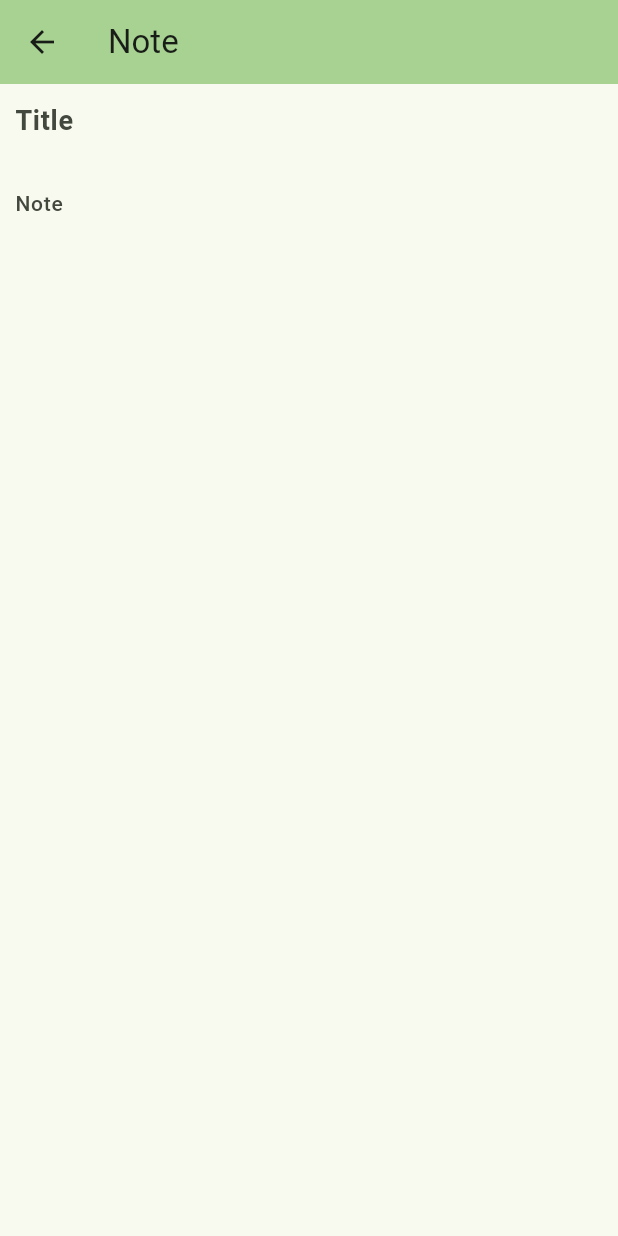
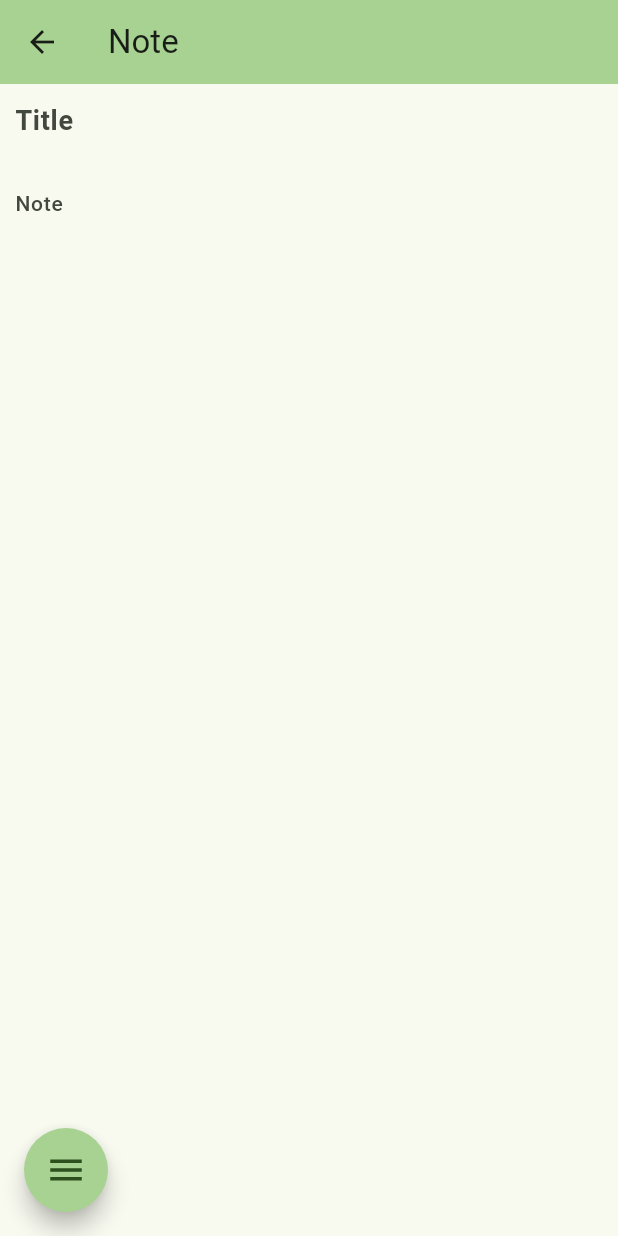
Before and after one commit to Deepak-13/Notes, a Flutter app: the screen it shows after launch, after a tap on the "add" icon, on a phone screen of 412 x 824 dp. Run offline on Flutter 3.47's test engine with Material 3 defaults, Android fonts, the phone set to English and light mode, and no system bars; drawn by our look-alikes of flutter_speed_dial; our stand-ins replace carousel_slider, flutter_riverpod, image_picker.

Commit message:
Add files via upload

```diff
--- a/lib/Pages/home.dart
+++ b/lib/Pages/home.dart
@@ -25,7 +25,7 @@ class _MyHomePageState extends ConsumerState<MyHomePage> {
     super.initState();
   }
 
-  void select(idx){
+  void select(int idx){
       setState(() {
           if(selected.contains(idx)){
               selected.removeWhere((item)=>item==idx);
@@ -74,10 +74,9 @@ class _MyHomePageState extends ConsumerState<MyHomePage> {
             return CustomCard(cardData: card?[index], isSelected: selected.contains(card?[index]["id"]), isSelectionMode: _selectionMode, onSelect: select,tap: openNotes);
           })
       ),
-      floatingActionButtonLocation: FloatingActionButtonLocation.centerDocked,
+      floatingActionButtonLocation: FloatingActionButtonLocation.endFloat,
       floatingActionButton: FloatingActionButton(
         elevation: 8,
-        shape: const CircleBorder(),
         onPressed:() async {
           await Navigator.push(context,
             MaterialPageRoute(builder: (context)=>const Notespage(type:"new")));
@@ -85,14 +84,6 @@ class _MyHomePageState extends ConsumerState<MyHomePage> {
         tooltip: 'Increment',
         child: const Icon(Icons.add),
       ),
-      bottomNavigationBar: BottomAppBar(
-        notchMargin: 5,
-        elevation: 6,
-        height: 50,
-        color:  Theme.of(context).colorScheme.inversePrimary,
-        shape: const CircularNotchedRectangle(),
-        clipBehavior: Clip.antiAlias,
-      )
     );
   }
 }
--- a/lib/Pages/notes.dart
+++ b/lib/Pages/notes.dart
@@ -1,7 +1,13 @@
+import 'dart:math';
+import 'dart:typed_data';
+
 import 'package:app_v1/Components/camera.dart';
+import 'package:app_v1/Components/imgdisplay.dart';
 import 'package:app_v1/Provider/riverpod.dart';
 import 'package:flutter/material.dart';
 import 'package:flutter_riverpod/flutter_riverpod.dart';
+import 'package:flutter_speed_dial/flutter_speed_dial.dart';
+import 'package:image_picker/image_picker.dart';
 
 class Notespage extends ConsumerStatefulWidget{
   final String type;
@@ -16,12 +22,44 @@ class _NotespageState extends ConsumerState<Notespage>{
     late final TextEditingController titlecontroller;
     late final TextEditingController contentcontroller;
     late AppLifecycleListener _listener;
+    late List<Map<String,dynamic>> _capturedImageList = [];
+    final ValueNotifier<bool> isDialOpen = ValueNotifier(false);
+
+    Future<void> addimg(XFile img) async {
+        isDialOpen.value=false;
+        final Uint8List bytes= await img.readAsBytes();
+        int maxId = _capturedImageList.isEmpty ? 0 : _capturedImageList.map((card) => card['id'] as int).reduce((value, element) => max(value, element));
+        int newId = maxId + 1;
+        setState(() {
+          _capturedImageList.add({"id":newId,"img":bytes});
+        });
+    }
+
+    void deleteimg(int id){
+      setState(() {
+           _capturedImageList.removeWhere((item)=>item['id']==id);
+      });
+    }
+
+    Future<void> _loadImages() async {
+      final List<Uint8List> fetchedBytesList = await ref.read(note.notifier).fetchimg(widget.idx);
+      final List<Map<String, dynamic>> newImageList = fetchedBytesList.map((item) {
+        int maxId = _capturedImageList.isEmpty ? 0 : _capturedImageList.map((card) => card['id'] as int).reduce(max);
+        int newId = maxId + 1;
+        return {"id": newId, "img": item};
+      }).toList();
+
+      setState(() {
+        _capturedImageList = newImageList;
+      });
+    }
     @override
     void initState() {
       super.initState();
       titlecontroller = TextEditingController();
       contentcontroller = TextEditingController();
-
+      if(widget.type!="new")
+      {_loadImages(); }
       final card=ref.read(note.notifier).fetch(widget.idx);
       if(card !=null)
       {
@@ -38,8 +76,9 @@ class _NotespageState extends ConsumerState<Notespage>{
     {
       final title = titlecontroller.text.trim();
       final content = contentcontroller.text.trim();
+      final List<Uint8List> imgonly=_capturedImageList.map((item)=>item['img'] as Uint8List ).toList();
       if (title.isNotEmpty || content.isNotEmpty) {
-        widget.type=="new"? ref.read(note.notifier).add(title, content) : ref.read(note.notifier).update(widget.idx,title, content);
+        widget.type=="new"? ref.read(note.notifier).add(title, content,imgonly) : ref.read(note.notifier).update(widget.idx,title, content);
       }
       return true;
     }
@@ -50,6 +89,7 @@ class _NotespageState extends ConsumerState<Notespage>{
         titlecontroller.dispose();
         contentcontroller.dispose();
         _listener.dispose();
+        isDialOpen.dispose();
         super.dispose();
     }
 
@@ -70,6 +110,13 @@ class _NotespageState extends ConsumerState<Notespage>{
         body: Center(
           child: Column(
             children: [
+              if(_capturedImageList.isNotEmpty)
+                Expanded(
+                  child: SizedBox(
+                    height: 200,
+                   child: Imgdisplay(img: _capturedImageList,ondelete:deleteimg),
+                  )
+                ),
               Row(
                 mainAxisAlignment: MainAxisAlignment.start,
                 crossAxisAlignment: CrossAxisAlignment.center,
@@ -119,6 +166,30 @@ class _NotespageState extends ConsumerState<Notespage>{
             ]
           ),
         ),
+        floatingActionButtonLocation: FloatingActionButtonLocation.startFloat,
+        floatingActionButton: SpeedDial(
+              openCloseDial:isDialOpen,
+              animatedIcon: AnimatedIcons.menu_close,
+              animatedIconTheme: const IconThemeData(size: 28.0),
+              backgroundColor: Theme.of(context).colorScheme.inversePrimary,
+              visible: true,
+              curve: Curves. bounceInOut,
+              renderOverlay:false,
+              switchLabelPosition :false,
+              direction:SpeedDialDirection.right,
+              children: [
+                SpeedDialChild(
+                  child: Camera(type: "camera", getimg: addimg),
+                  backgroundColor: Colors.transparent,
+                  elevation: 0,
+                ),
+                SpeedDialChild(
+                  child: Camera(type: "gallery", getimg: addimg),
+                  backgroundColor: Colors.transparent,
+                  elevation: 0,
+                )
+              ],
+            ),
       )
         );
     }
```
Also changed, not shown: lib/Components/camera.dart (+6 -2 lines), lib/Components/imgdisplay.dart (added, +51 -0 lines), lib/Provider/riverpod.dart (+31 -51 lines), lib/Provider/storage.dart (added, +66 -0 lines).
